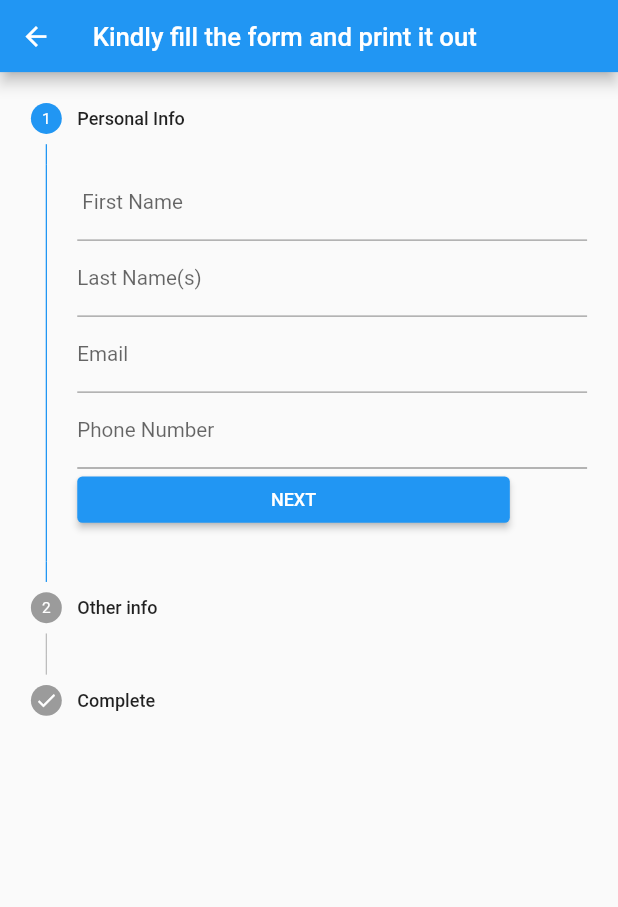
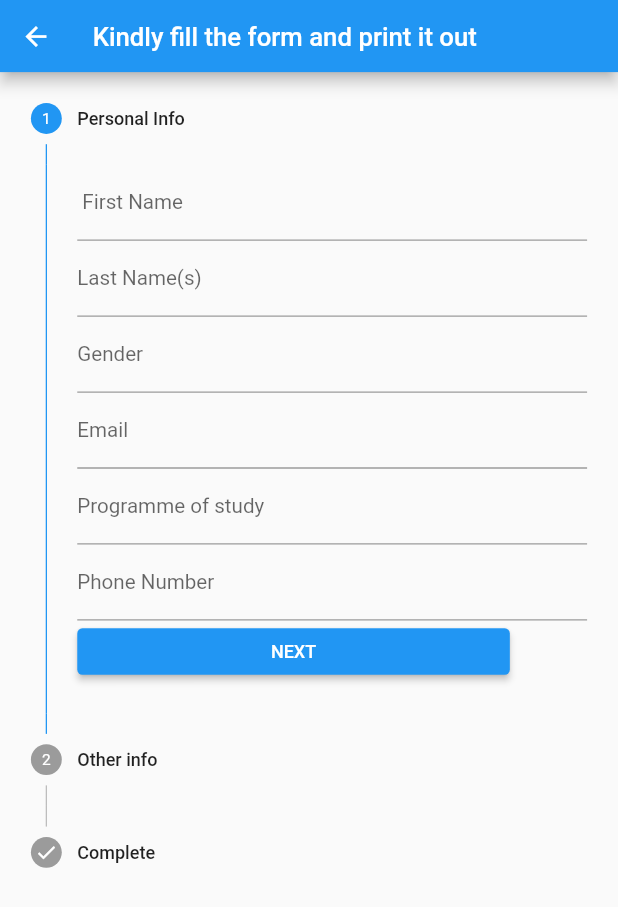
Before and after one commit to Formula-1-One/Formula1-Hostel-Booking-Frontend, a Flutter app: the StepperForm screen opened directly, on a phone screen of 412 x 824 dp. Shown: the top 907 px of the screen. Run offline on Flutter 3.47's test engine with Material 2 defaults, Android fonts, the phone set to English and light mode, and no system bars; our stand-ins replace animated_text_kit, carousel_pro, flip_card, google_fonts, hexcolor, pdf and 2 more; missing offline and left inert: email_auth; network calls fail.

Commit message:
Stepper form

```diff
--- a/lib/pages_appbar_categories/feed.dart
+++ b/lib/pages_appbar_categories/feed.dart
@@ -95,7 +95,7 @@ class _FeedState extends State<Feed> {
               child: Container(
                 width: double.infinity,
                 padding: const EdgeInsets.fromLTRB(5, 10, 0, 10),
-                child: Text('${apiList![index].body}'),
+                child: Text('${apiList![index].name}'),
               ),
             )
           ],
--- a/lib/pages_booking/stepper_form.dart
+++ b/lib/pages_booking/stepper_form.dart
@@ -19,13 +19,17 @@ class _StepperFormState extends State<StepperForm> {
 
   final firstName = TextEditingController();
   final lastName = TextEditingController();
+  final gender = TextEditingController();
   final email = TextEditingController();
   final phoneNumber = TextEditingController();
+  final programme = TextEditingController();
   final guardianName = TextEditingController();
   final address = TextEditingController();
   final guardianPhoneNumber = TextEditingController();
   final hostel = TextEditingController();
+  final roomType = TextEditingController();
 
+  final _formKey = GlobalKey<FormState>();
 
   bool isComplete = false;
   int currentStep = 0;
@@ -45,7 +49,9 @@ class _StepperFormState extends State<StepperForm> {
       state: currentStep > 0 ? StepState.complete : StepState.indexed,
       isActive: currentStep >= 0,
       title: const Text("Personal Info"),
-      content: Column(
+      content: Form(
+        key: _formKey,
+        child: Column(
           children: <Widget>[
             TextFormField(
               controller: firstName,
@@ -58,9 +64,19 @@ class _StepperFormState extends State<StepperForm> {
                   labelText: "Last Name(s)"),
             ),
             TextFormField(
+              controller: gender,
+              decoration: const InputDecoration(
+                  labelText: "Gender"),
+            ),
+            TextFormField(
               controller: email,
               decoration: const InputDecoration(
                   labelText: "Email"),
+            ),
+            TextFormField(
+              controller: programme,
+              decoration: const InputDecoration(
+                  labelText: "Programme of study"),
             ),
             TextFormField(
               controller: phoneNumber,
@@ -69,7 +85,7 @@ class _StepperFormState extends State<StepperForm> {
             )
           ],
         ),
-
+      ),
     ),
     Step(
       state: currentStep > 1 ? StepState.complete : StepState.indexed,
@@ -112,7 +128,12 @@ class _StepperFormState extends State<StepperForm> {
               Icons.arrow_drop_down_sharp,
               color: Colors.blue,
             ),
-          )
+          ),
+          TextFormField(
+            controller: roomType,
+            decoration: const InputDecoration(
+                labelText:  " Type of room (eg: 4 in 1)"),
+          ),
         ],
       ),
 
@@ -125,11 +146,15 @@ class _StepperFormState extends State<StepperForm> {
         crossAxisAlignment: CrossAxisAlignment.start,
         mainAxisAlignment: MainAxisAlignment.start,
         children: [
-          Text('Name: ${firstName.text}', style: const TextStyle( fontSize: 20),),
+          Text('First Name: ${firstName.text}', style: const TextStyle( fontSize: 20),),
           const SizedBox(height: 25,),
           Text('Last Name(s): ${lastName.text}', style: const TextStyle( fontSize: 20)),
           const SizedBox(height: 25,),
+          Text('Gender: ${gender.text}', style: const TextStyle( fontSize: 20)),
+          const SizedBox(height: 25,),
           Text('Email: ${email.text}', style: const TextStyle( fontSize: 20)),
+          const SizedBox(height: 25,),
+          Text('Programme: ${programme.text}', style: const TextStyle( fontSize: 20)),
           const SizedBox(height: 25,),
           Text('Phone Number: ${phoneNumber.text}', style: const TextStyle( fontSize: 20)),
           const SizedBox(height: 25,),
@@ -140,6 +165,9 @@ class _StepperFormState extends State<StepperForm> {
           Text('Guardian Phone Number: ${guardianPhoneNumber.text}', style: const TextStyle( fontSize: 20)),
           const SizedBox(height: 25,),
           Text('Selected Hostel: ${hostel.text}', style: const TextStyle( fontSize: 20)),
+          const SizedBox(height: 25,),
+          Text('Type of room: ${roomType.text}', style: const TextStyle( fontSize: 20)),
+          const SizedBox(height: 25,),
         ],
       ),
     )
@@ -203,10 +231,10 @@ class _StepperFormState extends State<StepperForm> {
                 child: ElevatedButton(
                     onPressed: () { Navigator.of(context).push(
                         MaterialPageRoute(builder: (context) => PrintPage(
-                            firstName: firstName.text, lastName: lastName.text,email: email.text,
-                            phoneNumber: phoneNumber.text,guardianName: guardianName.text,
+                            firstName: firstName.text, lastName: lastName.text, gender: gender.text,email: email.text,
+                            programme: programme.text, phoneNumber: phoneNumber.text,guardianName: guardianName.text,
                             address: address.text, guardianPhoneNumber: guardianPhoneNumber.text,
-                            hostel: hostel.text))); },
+                            hostel: hostel.text, roomType: roomType.text))); },
                     child: const Text('PRINT')
                 ),
               ),
--- a/lib/pages_printing/print_page.dart
+++ b/lib/pages_printing/print_page.dart
@@ -11,12 +11,13 @@ import 'package:printing/printing.dart';
 
 class PrintPage extends StatelessWidget {
 
-  late String firstName,lastName,email,phoneNumber,guardianName,address,guardianPhoneNumber, hostel;
+  late String firstName,lastName,gender,email, programme, phoneNumber,guardianName,address,
+      guardianPhoneNumber, hostel, roomType;
 
-  PrintPage ({required this.firstName, required this.lastName,
-    required this.email,required this.phoneNumber,
+  PrintPage ({required this.firstName, required this.lastName,required this.gender,
+    required this.email, required this.programme, required this.phoneNumber,
     required this.guardianName,required this.address,required this.guardianPhoneNumber,
-    required this.hostel});
+    required this.hostel, required this.roomType});
 
    Future<void> _createPdf() async {
     final doc = pw.Document();
@@ -34,11 +35,15 @@ class PrintPage extends StatelessWidget {
                     pw.Text('Kindly come along with this\nform to the hostel',
                       style:  pw.TextStyle(fontSize: 25, fontWeight:  pw.FontWeight.bold),),
                     pw.SizedBox(height: 15,),
-                    pw.Text('Name : ${firstName} ', style:  pw.TextStyle( fontSize: 20),),
+                    pw.Text('First Name : ${firstName} ', style:  pw.TextStyle( fontSize: 20),),
                     pw.SizedBox(height: 15,),
                     pw.Text('Last Name(s) : ${lastName}', style:   pw.TextStyle( fontSize: 20)),
                     pw.SizedBox(height: 15,),
+                    pw.Text('Last Name(s) : ${gender}', style:   pw.TextStyle( fontSize: 20)),
+                    pw.SizedBox(height: 15,),
                     pw.Text('Email : ${email}', style:  pw.TextStyle( fontSize: 20)),
+                    pw.SizedBox(height: 15,),
+                    pw.Text('Email : ${programme}', style:  pw.TextStyle( fontSize: 20)),
                     pw.SizedBox(height: 15,),
                     pw.Text('Phone Number :  ${phoneNumber} ', style:  pw.TextStyle( fontSize: 20)),
                     pw.SizedBox(height: 15,),
@@ -49,6 +54,8 @@ class PrintPage extends StatelessWidget {
                     pw.Text('Guardian Phone Number : ${guardianPhoneNumber} ', style:  pw.TextStyle( fontSize: 20)),
                     pw.SizedBox(height: 15,),
                     pw.Text('Selected Hostel : ${hostel}', style:  pw.TextStyle( fontSize: 20)),
+                    pw.SizedBox( height: 15,),
+                    pw.Text('Type of room : ${roomType}', style:  pw.TextStyle( fontSize: 20)),
                     pw.SizedBox( height: 50,),
                     pw.Text('Formula One Hostel Booking ', style:  pw.TextStyle(fontSize: 20, fontWeight:  pw.FontWeight.bold),),
 
@@ -100,11 +107,15 @@ class PrintPage extends StatelessWidget {
                     const Text('Kindly come along with this\nform to the hostel',
                       style: TextStyle(fontSize: 25, fontWeight: FontWeight.bold),),
                     const SizedBox(height: 25,),
-                    Text('Name: ${firstName}', style: const TextStyle( fontSize: 20),),
+                    Text('First Name: ${firstName}', style: const TextStyle( fontSize: 20),),
                     const SizedBox(height: 25,),
                     Text('Last Name(s): ${lastName}', style: const TextStyle( fontSize: 20)),
                     const SizedBox(height: 25,),
+                    Text('Last Name(s): ${gender}', style: const TextStyle( fontSize: 20)),
+                    const SizedBox(height: 25,),
                     Text('Email: ${email}', style: const TextStyle( fontSize: 20)),
+                    const SizedBox(height: 25,),
+                    Text('Programme: ${programme}', style: const TextStyle( fontSize: 20)),
                     const SizedBox(height: 25,),
                     Text('Phone Number: ${phoneNumber}', style: const TextStyle( fontSize: 20)),
                     const SizedBox(height: 25,),
@@ -115,7 +126,9 @@ class PrintPage extends StatelessWidget {
                     Text('Guardian Phone Number: ${guardianPhoneNumber}', style: const TextStyle( fontSize: 20)),
                     const SizedBox(height: 25,),
                     Text('Selected Hostel: ${hostel}', style: const TextStyle( fontSize: 20)),
-                    const SizedBox( height: 50,),
+                    const SizedBox( height: 20,),
+                    Text('Type of room: ${roomType}', style: const TextStyle( fontSize: 20)),
+                    const SizedBox(height: 50,),
                     const Text('Formula One Hostel Booking '),
                     const SizedBox(height: 25),
                     Padding(
--- a/pubspec.yaml
+++ b/pubspec.yaml
@@ -33,6 +33,7 @@ dependencies:
   shared_preferences:
   printing: ^5.9.0
   modal_progress_hud_nsn: ^0.1.0-nullsafety-1
+  json_annotation:
 
   # The following adds the Cupertino Icons font to your application.
   # Use with the CupertinoIcons class for iOS style icons.
@@ -49,6 +50,8 @@ dependencies:
   google_fonts: ^3.0.1
 
 dev_dependencies:
+  build_runner:
+  json_serializable:
   flutter_test:
     sdk: flutter
   flutter_launcher_icons: "^0.10.0"
```
Also changed, not shown: pubspec.lock. Lines whose indentation alone changed are shown as unchanged.
